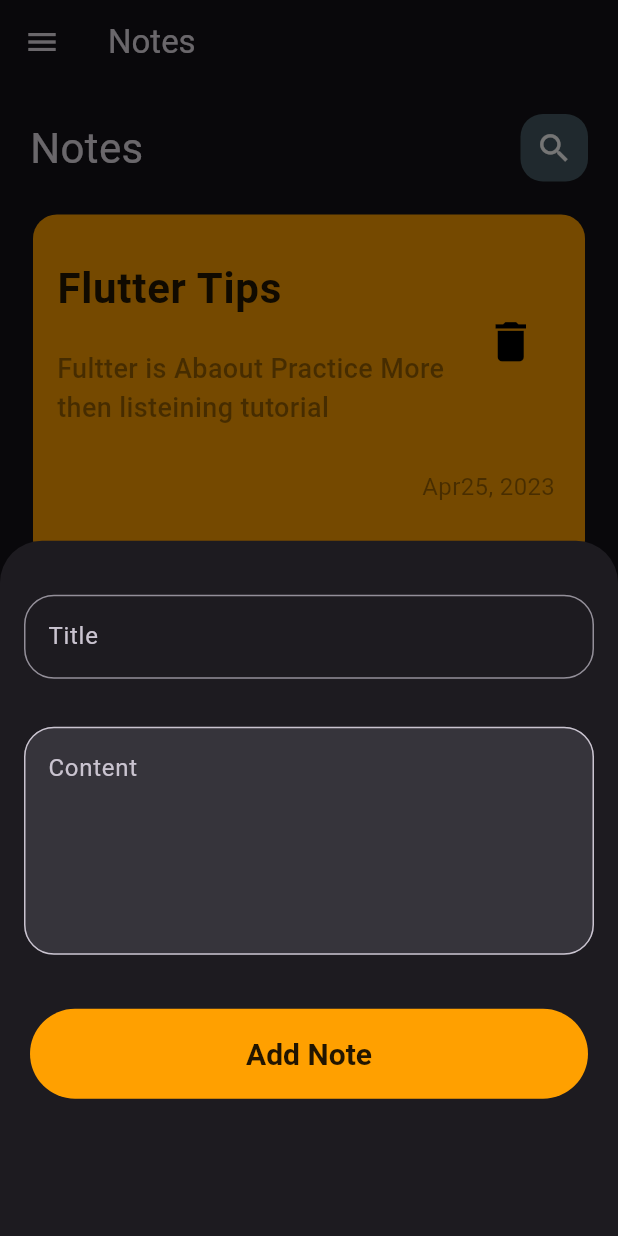
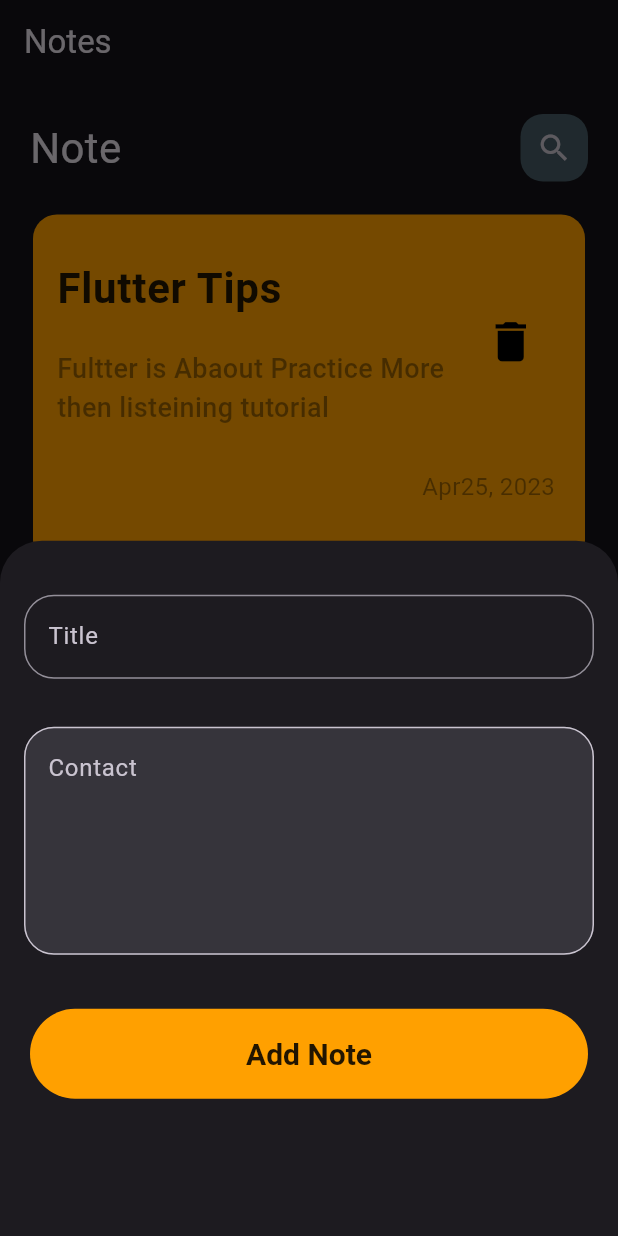
Before and after one commit to seraj123/Note_App, a Flutter app: the screen it shows after launch, after a tap on the "add" icon, on a phone screen of 412 x 824 dp. Run offline on Flutter 3.47's test engine with Material 2 defaults, Android fonts, the phone set to English and light mode, and no system bars.

Commit message:
add text field to custom Edit note

```diff
--- a/lib/pages/home_page.dart
+++ b/lib/pages/home_page.dart
@@ -2,7 +2,6 @@ import 'package:flutter/material.dart';
 
 import '../widgets/addnote_model_sheet.dart';
 import '../widgets/custom_app_bar.dart';
-import '../widgets/custom_drawer.dart';
 import '../widgets/list_view.dart';
 
 class HomePage extends StatefulWidget {
@@ -16,7 +15,6 @@ class _HomePageState extends State<HomePage> {
   @override
   Widget build(BuildContext context) {
     return   Scaffold(
-      drawer: CustomDrawer(),
       appBar: AppBar(
         title: const Text("Notes"),
 
@@ -34,9 +32,9 @@ class _HomePageState extends State<HomePage> {
 
         padding: const EdgeInsets.only(top: 20, left: 20, right: 20),
         child: Column(
-            children: const [
-               CustomAppBar(),
-               Expanded(child: NotesListView()),
+            children:  [
+               CustomAppBar(title: "Note", icon:Icons.search),
+               const Expanded(child: NotesListView()),
                          ]
           ),
       ),
--- a/lib/widgets/addnote_model_sheet.dart
+++ b/lib/widgets/addnote_model_sheet.dart
@@ -16,7 +16,7 @@ class _AddNoteModelSheetState extends State<AddNoteModelSheet> {
     return  Column(
       children: const [
          SizedBox(height: 20,),
-        CustomTextField(),
+        CustomTextField(hint: 'Title', textHint: 'Contact',),
         AddButton(),
 
       ],
--- a/lib/widgets/custom_app_bar.dart
+++ b/lib/widgets/custom_app_bar.dart
@@ -2,23 +2,21 @@ import 'package:flutter/material.dart';
 
 import 'custom_icon.dart';
 
-class CustomAppBar extends StatefulWidget {
-  const CustomAppBar({super.key});
+class CustomAppBar extends StatelessWidget {
+  const CustomAppBar({super.key, required this.title, required this.icon, });
 
-  @override
-  State<CustomAppBar> createState() => _CustomAppBarState();
-}
+  final String title;
+  final IconData icon;
 
-class _CustomAppBarState extends State<CustomAppBar> {
   @override
   Widget build(BuildContext context) {
     return   Column(
       children: [
         Row(
           mainAxisAlignment: MainAxisAlignment.spaceBetween,
-          children:const [
-           Text("Notes", style: TextStyle(fontSize: 28)),
-           CustomIcon(),
+          children: [
+           Text(title, style: const TextStyle(fontSize: 28)),
+            CustomIcon( icon:icon),
 
 
       ])
--- a/lib/widgets/custom_icon.dart
+++ b/lib/widgets/custom_icon.dart
@@ -1,8 +1,9 @@
 import 'package:flutter/material.dart';
 
 class CustomIcon extends StatelessWidget {
-  const CustomIcon({super.key});
+  const CustomIcon({super.key, required this.icon,});
 
+final IconData icon;
   @override
   Widget build(BuildContext context) {
     return Container(
@@ -12,13 +13,14 @@ class CustomIcon extends StatelessWidget {
                 color: Colors.blueGrey.shade700,
                 borderRadius: BorderRadius.circular(15)
               ),
-              child: GestureDetector(
-                onTap: (){
-
-                    Navigator.of(context).pushNamed("SearchInput");
+              child: IconButton(
+                onPressed: () {
 
                 },
-                child: const Icon(Icons.search, size: 25,)),
-            );
+                icon: Icon(icon),
+
+                )
+                );
+
   }
 }
--- a/lib/widgets/custom_text_field.dart
+++ b/lib/widgets/custom_text_field.dart
@@ -1,35 +1,36 @@
 import 'package:flutter/material.dart';
 
 class CustomTextField extends StatelessWidget {
-  const CustomTextField({super.key});
-
+  const CustomTextField({super.key, required this.hint, required this.textHint});
+final String hint;
+final String textHint;
   @override
   Widget build(BuildContext context) {
     return Column(children: [
       Padding(
         padding: const EdgeInsets.all(16.0),
         child: TextFormField(
-          decoration: const InputDecoration(
-              border: OutlineInputBorder(
+          decoration:  InputDecoration(
+              border: const OutlineInputBorder(
                 borderRadius: BorderRadius.all(Radius.circular(20)),
                 borderSide: BorderSide(width: 0.5),
               ),
-              hintText: "Title"),
+            hintText:hint),
         ),
       ),
       Padding(
           padding: const EdgeInsets.all(16.0),
           child: TextFormField(
             maxLines: 5,
-              decoration: const InputDecoration(
+              decoration:  InputDecoration(
                   filled: true,
 
-                  border: OutlineInputBorder(
+                  border: const OutlineInputBorder(
                     borderRadius: BorderRadius.all(Radius.circular(20)),
                     borderSide: BorderSide(width: 0.5),
 
                   ),
-                  hintText: "Content")))
+                  hintText: textHint)))
     ]);
   }
 }
--- a/pubspec.yaml
+++ b/pubspec.yaml
@@ -30,11 +30,13 @@ environment:
 dependencies:
   flutter:
     sdk: flutter
+    #flutter_zoom_drawer: "<latest_release>"
 
 
   # The following adds the Cupertino Icons font to your application.
   # Use with the CupertinoIcons class for iOS style icons.
   cupertino_icons: ^1.0.2
+  #flutter_zoom_drawer: ^3.0.4+1
 
 dev_dependencies:
   flutter_test:
```
Also changed, not shown: lib/widgets/custom_drawer.dart (deleted, +0 -30 lines), lib/widgets/edit_note_body.dart (+13 -2 lines).
